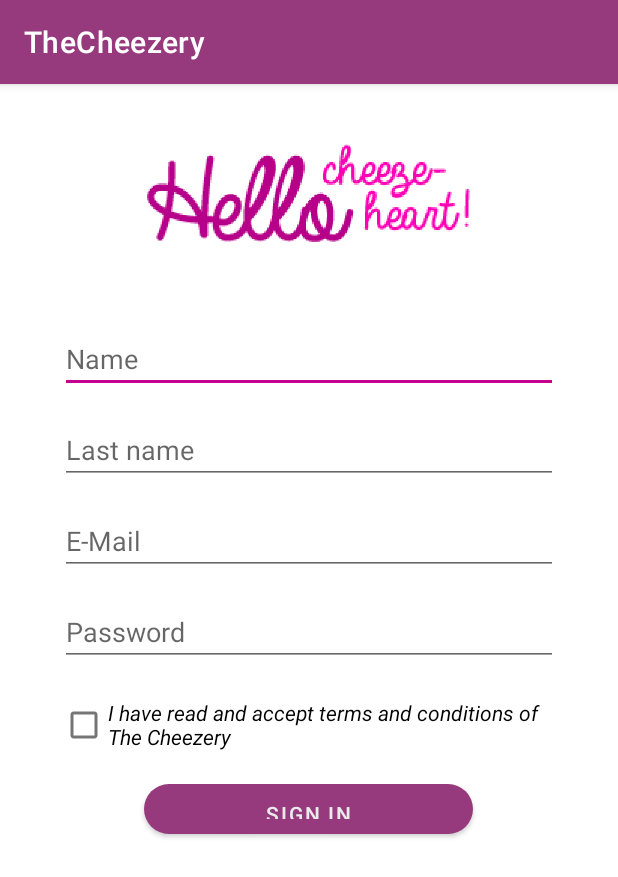
After one commit to Sebastian-Maciel/Practica-4---The-Cheezery, an Android app: the RegisterActivity screen opened directly, with no data from a screen before it, on a phone screen of 412 x 824 dp. The commit adds this screen. Shown: the top 877 px of the screen. Run offline under Robolectric (Android 15) with nearby library versions, the phone set to English and light mode, and no system bars.

Commit message:
Se termino maquetado de la Register page

```diff
--- a/app/src/main/AndroidManifest.xml
+++ b/app/src/main/AndroidManifest.xml
@@ -9,6 +9,7 @@
         android:roundIcon="@mipmap/ic_launcher_round"
         android:supportsRtl="true"
         android:theme="@style/Theme.TheCheezery">
+        <activity android:name=".RegisterActivity"></activity>
         <activity android:name=".MainActivity">
             <intent-filter>
                 <action android:name="android.intent.action.MAIN" />
--- /dev/null
+++ b/app/src/main/java/sebastian/maciel/thecheezery/RegisterActivity.kt
@@ -0,0 +1,11 @@
+package sebastian.maciel.thecheezery
+
+import androidx.appcompat.app.AppCompatActivity
+import android.os.Bundle
+
+class RegisterActivity : AppCompatActivity() {
+    override fun onCreate(savedInstanceState: Bundle?) {
+        super.onCreate(savedInstanceState)
+        setContentView(R.layout.activity_register)
+    }
+}
--- /dev/null
+++ b/app/src/main/res/layout/activity_register.xml
@@ -0,0 +1,77 @@
+<?xml version="1.0" encoding="utf-8"?>
+<LinearLayout xmlns:android="http://schemas.android.com/apk/res/android"
+    xmlns:app="http://schemas.android.com/apk/res-auto"
+    xmlns:tools="http://schemas.android.com/tools"
+    android:orientation="vertical"
+    android:layout_width="match_parent"
+    android:layout_height="match_parent"
+    android:paddingHorizontal="40dp"
+    tools:context=".RegisterActivity">
+
+
+    <ImageView
+        android:id="@+id/helloImage"
+        android:layout_width="215dp"
+        android:layout_height="65dp"
+        android:src="@drawable/hello"
+        android:layout_marginTop="40dp"
+        android:layout_marginBottom="40dp"
+        android:layout_gravity="center_horizontal"
+
+        />
+
+    <EditText
+        android:id="@+id/input_name"
+        android:layout_width="match_parent"
+        android:layout_height="wrap_content"
+        android:hint="@string/name"
+        android:inputType="text"
+        android:layout_marginTop="@dimen/input_margin"
+        />
+
+    <EditText
+        android:id="@+id/input_last_name"
+        android:layout_width="match_parent"
+        android:layout_height="wrap_content"
+        android:hint="@string/last_name"
+        android:inputType="text"
+        android:layout_marginTop="@dimen/input_margin"
+        />
+
+    <EditText
+        android:id="@+id/input_email"
+        android:layout_width="match_parent"
+        android:layout_height="wrap_content"
+        android:hint="@string/e_mail"
+        android:inputType="textEmailAddress"
+        android:layout_marginTop="@dimen/input_margin"
+        />
+
+    <EditText
+        android:id="@+id/input_password"
+        android:layout_width="match_parent"
+        android:layout_height="wrap_content"
+        android:hint="@string/password"
+        android:inputType="textPassword"
+        android:layout_marginTop="@dimen/input_margin"
+        />
+
+    <CheckBox
+        android:id="@+id/input_terms"
+        android:layout_width="match_parent"
+        android:layout_height="wrap_content"
+        android:text="@string/terms"
+        android:layout_marginTop="@dimen/input_margin"
+        android:textStyle="italic"
+        />
+    <Button
+        android:id="@+id/input_sign_in"
+        android:layout_width="219dp"
+        android:layout_height="33dp"
+        android:background="@drawable/round_button"
+        android:layout_gravity="center_horizontal"
+        android:textColor="@color/dusty_white"
+        android:text="@string/sign_in"
+        android:layout_marginTop="@dimen/input_margin"
+        />
+</LinearLayout>
--- /dev/null
+++ b/app/src/main/res/values/dimens.xml
@@ -0,0 +1,5 @@
+<?xml version="1.0" encoding="utf-8"?>
+<resources>
+    <dimen name="input_margin">15dp</dimen>
+
+</resources>
--- a/app/src/main/res/values/strings.xml
+++ b/app/src/main/res/values/strings.xml
@@ -3,6 +3,13 @@
     <string name="welcome_text">Welcome to Cheezery</string>
     <string name="welcome_description">Home of the most wonderful dessert ever seen (and tasted) by the human being.</string>
     <string name="button_start">get started!</string>
+    <string name="name">Name</string>
+    <string name="last_name">Last name</string>
+    <string name="e_mail">E-Mail</string>
+    <string name="password">Password</string>
+    <string name="terms">I have read and accept terms and conditions of The Cheezery </string>
+    <string name="sign_in">Sign in</string>
+
 
 
 </resources>
```
